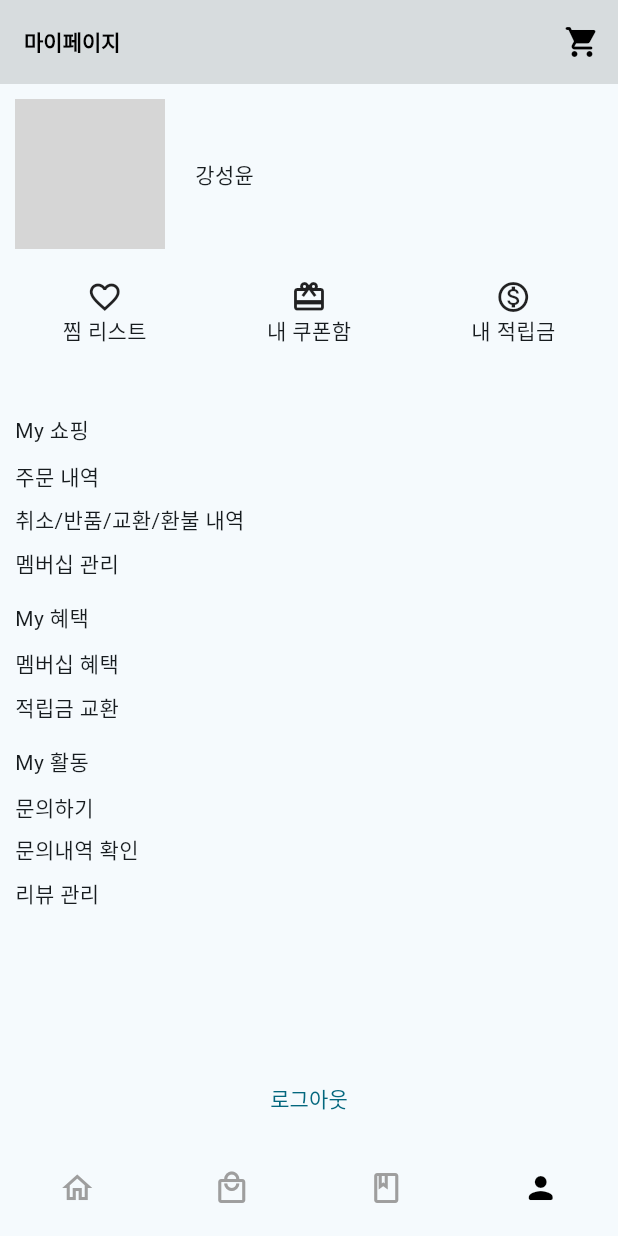
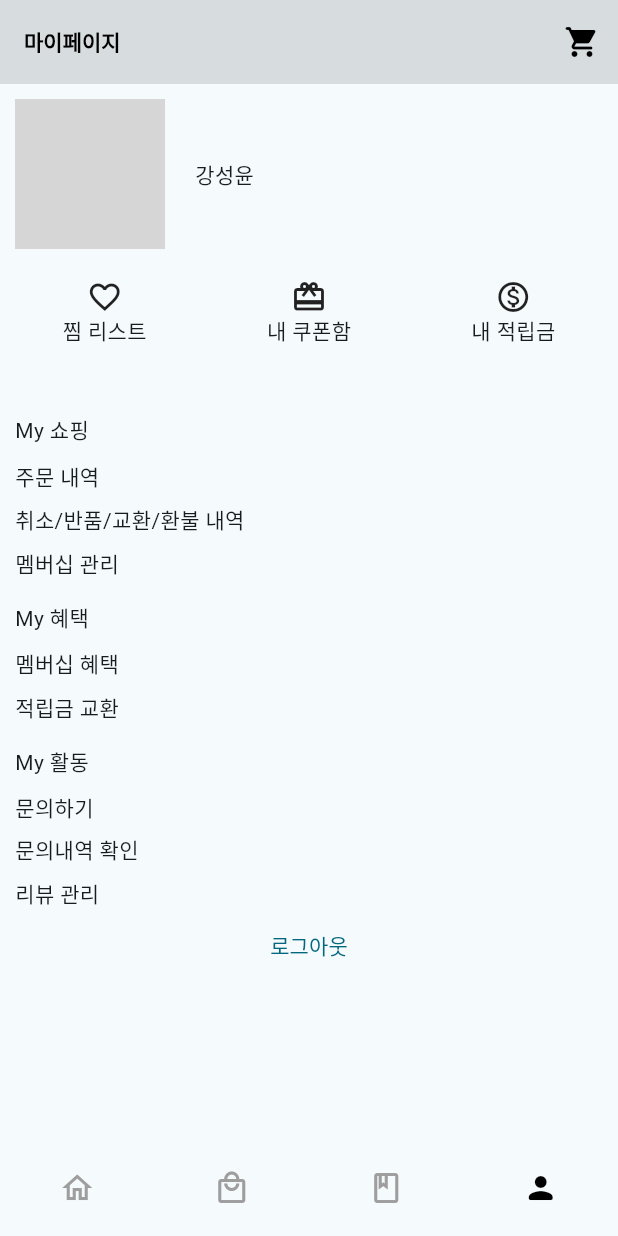
Before and after one commit to androidsdreamofelectricsheep/sakak, a Flutter app: the screen it shows after launch, item 4 of the bottom bar chosen, on a phone screen of 412 x 824 dp. Run offline on Flutter 3.47's test engine with Material 3 defaults, Android fonts, the phone set to English and light mode, and no system bars; our stand-ins replace carousel_slider, firebase_core, flutter_riverpod, flutter_screenutil, go_router, youtube_player_flutter; accounts and stored records are empty; generated files the repository leaves out were written again; network calls fail; grey boxes are pictures that could not be loaded.

Commit message:
스크린유틸 적용 파이어베이스 연동

```diff
--- a/lib/main.dart
+++ b/lib/main.dart
@@ -1,21 +1,34 @@
+import 'package:firebase_core/firebase_core.dart';
 import 'package:flutter/material.dart';
+import 'package:flutter_riverpod/flutter_riverpod.dart';
+import 'package:flutter_screenutil/flutter_screenutil.dart';
+import 'package:sakak/firebase_options.dart';
 import 'package:sakak/route/router.dart';
 
-void main() {
-  runApp(const MyApp());
+void main() async {
+  WidgetsFlutterBinding.ensureInitialized();
+
+  await Firebase.initializeApp(
+    options: DefaultFirebaseOptions.currentPlatform,
+  );
+
+  runApp(const ProviderScope(child: MyApp()));
 }
 
-class MyApp extends StatelessWidget {
+class MyApp extends ConsumerWidget {
   const MyApp({super.key});
 
   @override
-  Widget build(BuildContext context) {
-    return MaterialApp(
-      title: 'Sakak',
-      theme: ThemeData(
-        useMaterial3: true,
+  Widget build(BuildContext context, WidgetRef ref) {
+    return ScreenUtilInit(
+      designSize: const Size(360, 690),
+      child: MaterialApp(
+        title: 'Sakak',
+        theme: ThemeData(
+          useMaterial3: true,
+        ),
+        home: const Sakak(),
       ),
-      home: const Sakak(),
     );
   }
 }
--- a/lib/views/screens/my_page_screen.dart
+++ b/lib/views/screens/my_page_screen.dart
@@ -1,5 +1,5 @@
 import 'package:flutter/material.dart';
-import 'package:flutter/widgets.dart';
+
 import 'package:go_router/go_router.dart';
 import 'package:sakak/core/constants/constants.dart';
 import 'package:sakak/views/layout/base_layout.dart';
@@ -42,7 +42,6 @@ class MyPageScreen extends StatelessWidget {
             ),
             SizedBox(
               height: 50,
-              child: Expanded(
               child: ListView.separated(
                 separatorBuilder: (context, index) => const SizedBox(
                   width: 80,
@@ -59,12 +58,10 @@ class MyPageScreen extends StatelessWidget {
                 ),
               ),
             ),
-            ),
             const SizedBox(
               height: 40,
             ),
-            Expanded(
-              child: ListView.separated(
+            ListView.separated(
               shrinkWrap: true,
               itemCount: myPageButtonList.length,
               itemBuilder: (context, index) => Column(
@@ -95,7 +92,6 @@ class MyPageScreen extends StatelessWidget {
                 height: 15,
               ),
             ),
-            ),
             TextButton(onPressed: () {}, child: const Text('로그아웃')),
           ],
         ));
```
Also changed, not shown: pubspec.yaml (+14 -0 lines), pubspec.lock, 11 other files. Lines whose indentation alone changed are shown as unchanged.
